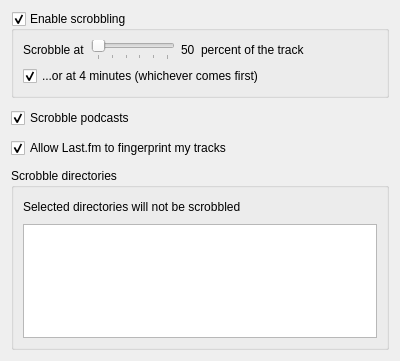
First picture: the form in app/client/Settings/ScrobbleSettingsWidget.ui, repository mutecypher/lastfm-desktop, before the edit.
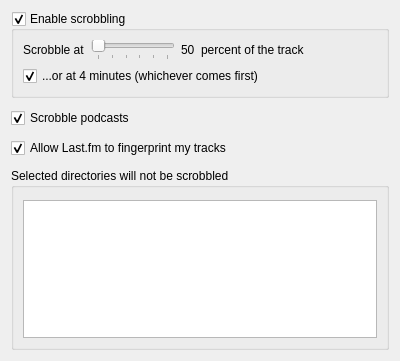
Second picture: the form after the edit. Custom widgets are drawn as their Qt base class.

Commit message: Make the device scrobble settings look a bit nicer.

Patch:
```diff
--- a/app/client/Settings/ScrobbleSettingsWidget.ui
+++ b/app/client/Settings/ScrobbleSettingsWidget.ui
@@ -131,7 +131,7 @@
    <item>
     <widget class="QGroupBox" name="directoriesBox">
      <property name="title">
-      <string>Scrobble directories</string>
+      <string>Selected directories will not be scrobbled</string>
      </property>
      <layout class="QVBoxLayout" name="verticalLayout_2">
       <property name="spacing">
@@ -140,13 +140,6 @@
       <property name="topMargin">
        <number>12</number>
       </property>
-      <item>
-       <widget class="QLabel" name="directoriesLabel">
-        <property name="text">
-         <string>Selected directories will not be scrobbled</string>
-        </property>
-       </widget>
-      </item>
       <item>
        <widget class="CheckFileSystemView" name="exclusionDirs">
         <property name="headerHidden">
```
The commit also changes 2 other files.
